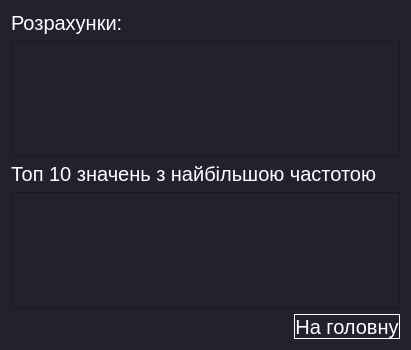
Old version of the form resultViushka2tableOnly.ui in the repository NonExistentUsername/proctica.
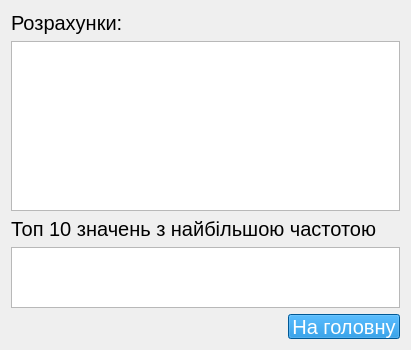
New version of the form.

Commit message: update ui , new colors, new icons

Patch:
```diff
--- a/resultViushka2tableOnly.ui
+++ b/resultViushka2tableOnly.ui
@@ -28,8 +28,7 @@
    <string>Form</string>
   </property>
   <property name="styleSheet">
-   <string notr="true">background:#22222e;
-</string>
+   <string notr="true"/>
   </property>
   <layout class="QVBoxLayout" name="verticalLayout">
    <item>
@@ -40,7 +39,7 @@
       </font>
      </property>
      <property name="styleSheet">
-      <string notr="true">color:white;</string>
+      <string notr="true">color:black;</string>
      </property>
      <property name="text">
       <string>Розрахунки:</string>
@@ -70,7 +69,7 @@
       </font>
      </property>
      <property name="styleSheet">
-      <string notr="true">color:white;</string>
+      <string notr="true">color:black;</string>
      </property>
      <property name="text">
       <string>Топ 10 значень з найбільшою частотою</string>
@@ -78,7 +77,20 @@
     </widget>
    </item>
    <item>
-    <widget class="QTableView" name="tableView_2"/>
+    <widget class="QTableView" name="tableView_2">
+     <property name="minimumSize">
+      <size>
+       <width>0</width>
+       <height>61</height>
+      </size>
+     </property>
+     <property name="maximumSize">
+      <size>
+       <width>16777215</width>
+       <height>61</height>
+      </size>
+     </property>
+    </widget>
    </item>
    <item>
     <layout class="QHBoxLayout" name="horizontalLayout">
@@ -112,9 +124,8 @@
        </property>
        <property name="styleSheet">
         <string notr="true">color: white;
-background:#22222e;
-border:1px solid white;
-border-radius:30;</string>
+background:#007bd1;
+</string>
        </property>
        <property name="text">
         <string>На головну</string>
```
The commit also changes 20 other files.
